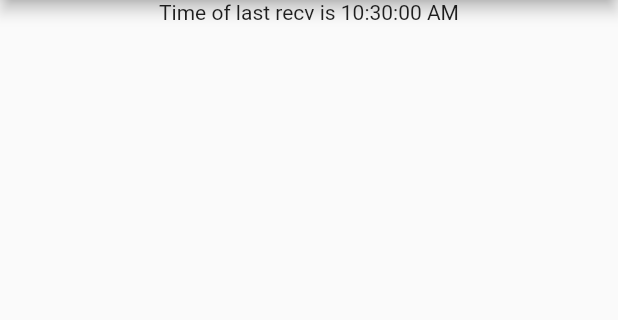
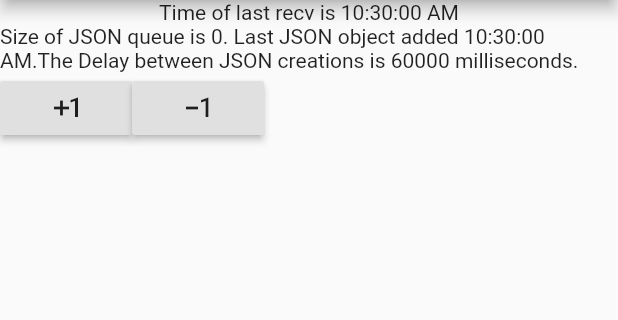
Before and after one commit to Runbuddy-Capstone/xmpp, a Flutter app: the screen it shows after launch, on a phone screen of 412 x 824 dp, the part 84-404 px from its top. Run offline on Flutter 3.47's test engine with Material 2 defaults, Android fonts, the phone set to English and light mode, and no system bars; missing offline and left inert: neat_periodic_task.

Commit message:
Printing all information to screen, JSON internals.

```diff
--- a/lib/main.dart
+++ b/lib/main.dart
@@ -1,7 +1,11 @@
+import 'dart:collection';
+import 'dart:math';
+
 import 'package:flutter/material.dart';
 import 'package:flutter/services.dart';
 import 'package:neat_periodic_task/neat_periodic_task.dart';
 import 'package:intl/intl.dart';
+import 'dart:convert';
 
 void main() => runApp(const MyApp());
 
@@ -43,10 +47,16 @@ String getDebugDateFormat(final DateTime dt) {
 class _MyHomePageState extends State<MyHomePage> {
   static const platform = MethodChannel('runbuddy/xmpp');
   NeatPeriodicTaskScheduler? pubTimer;
+  NeatPeriodicTaskScheduler? jsonTimer;
   DateTime timeOfLastRecv = DateTime.now();
+  DateTime timeOfLastJsonGenerate = DateTime.now();
   // Time interval to publish. Two minutes by default.
   int timeIntervalMs = 1000 * 60 * 2;
+  int jsonTimerMS = 1000 * 60;
   Map<dynamic, dynamic> xmppItems = {};
+
+  //
+  List<Map<String, dynamic>> jsonQ = [{"time":DateTime.now().millisecond.toString()}];
 
   @override
   void initState() {
@@ -57,7 +67,36 @@ class _MyHomePageState extends State<MyHomePage> {
     });
 
     pubTimer = createPubSubTimer();
+    jsonTimer = createJsonTimer();
     super.initState();
+  }
+
+  NeatPeriodicTaskScheduler createJsonTimer() {
+    if(jsonTimer != null) {
+      jsonTimer!.stop();
+      jsonTimer = null;
+    }
+
+    NeatPeriodicTaskScheduler newTimer = NeatPeriodicTaskScheduler(
+      task: () async {
+        printInfo("JSONing...");
+        setState(() {
+          jsonQ.add(json.decode('{'
+          '"time": "${DateTime.now().millisecond.toString()}"'
+              '}'));
+          timeOfLastJsonGenerate = DateTime.now();
+        });
+
+        printInfo("Done JSONing.");
+      },
+      timeout: Duration(milliseconds: jsonTimerMS * 2),
+      name: 'json-timer',
+      minCycle: Duration(milliseconds: jsonTimerMS ~/ 2 - 1),
+      interval: Duration(milliseconds: jsonTimerMS),
+    );
+
+    newTimer.start();
+    return newTimer;
   }
 
   NeatPeriodicTaskScheduler createPubSubTimer() {
@@ -93,7 +132,14 @@ class _MyHomePageState extends State<MyHomePage> {
     Map<dynamic, dynamic> value = {};
 
     try {
-      value = await platform.invokeMethod('getMessage');
+      List<String> times = [];
+      for(var e in jsonQ) {
+        if(e.containsKey('time')) {
+          times.add('<data xmlns=\'https://example.org\'>App payload: ${e['time']}</data>' );
+        }
+      }
+      jsonQ = [];
+      value = await platform.invokeMethod('getMessage', times);
     } catch(e) {
       print(e);
     }
@@ -124,12 +170,23 @@ class _MyHomePageState extends State<MyHomePage> {
         title: Text(widget.title),
       ),
       body: Center(
-        child: Column(
+        child:
+            Column(
               mainAxisAlignment: MainAxisAlignment.center,
               children: <Widget>[
                 Text(
                   "Time of last recv is ${getDebugDateFormat(timeOfLastRecv)}",
                 ),
+                Text(
+                  "Size of JSON queue is ${jsonQ.length}. Last JSON object added ${getDebugDateFormat(timeOfLastJsonGenerate)}."
+                      "The Delay between JSON creations is $jsonTimerMS milliseconds.",
+                ),
+                Row(children: [
+                  RaisedButton(onPressed: () { jsonTimerMS += 1000; jsonTimer = createJsonTimer(); },
+                  child: const Icon(Icons.exposure_plus_1)),
+                  RaisedButton(onPressed: () { jsonTimerMS = max(1000, timeIntervalMs - 1000); jsonTimer = createJsonTimer(); },
+                  child: const Icon(Icons.exposure_neg_1)),
+                ],),
                 Expanded(
                     child: SizedBox(
                         height: 200.0,
@@ -146,7 +203,7 @@ class _MyHomePageState extends State<MyHomePage> {
                 )
               ],
             ),
-      ),
+        )
       );
   }
 }
```
Also changed, not shown: 1 other file. Lines whose indentation alone changed are shown as unchanged.
